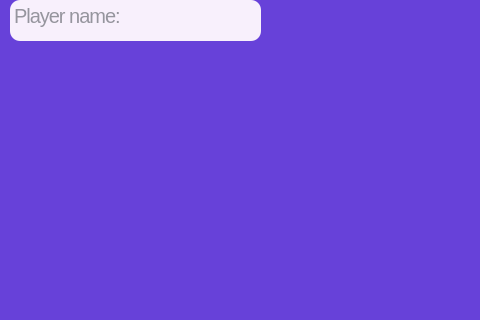
Old version of the form predraw5window.ui in the repository arturgesiarz/Magic_Dice; both pictures show x 0 to 480 and y 0 to 320 of the 800 by 600 pixel window.
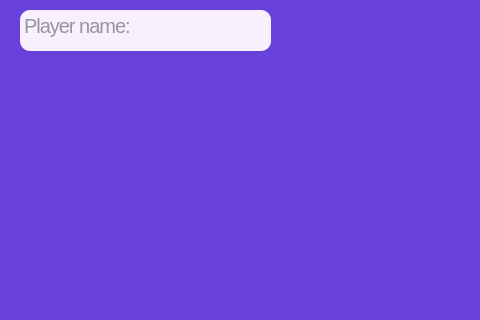
New version of the form. Icons and pictures are not drawn.

```diff
--- a/predraw5window.ui
+++ b/predraw5window.ui
@@ -84,8 +84,8 @@
    <widget class="QTextEdit" name="playerName">
     <property name="geometry">
      <rect>
-      <x>10</x>
-      <y>0</y>
+      <x>20</x>
+      <y>10</y>
       <width>251</width>
       <height>41</height>
      </rect>
```
Left out of the diff: 10 changed lines with no effect on the pictures.
